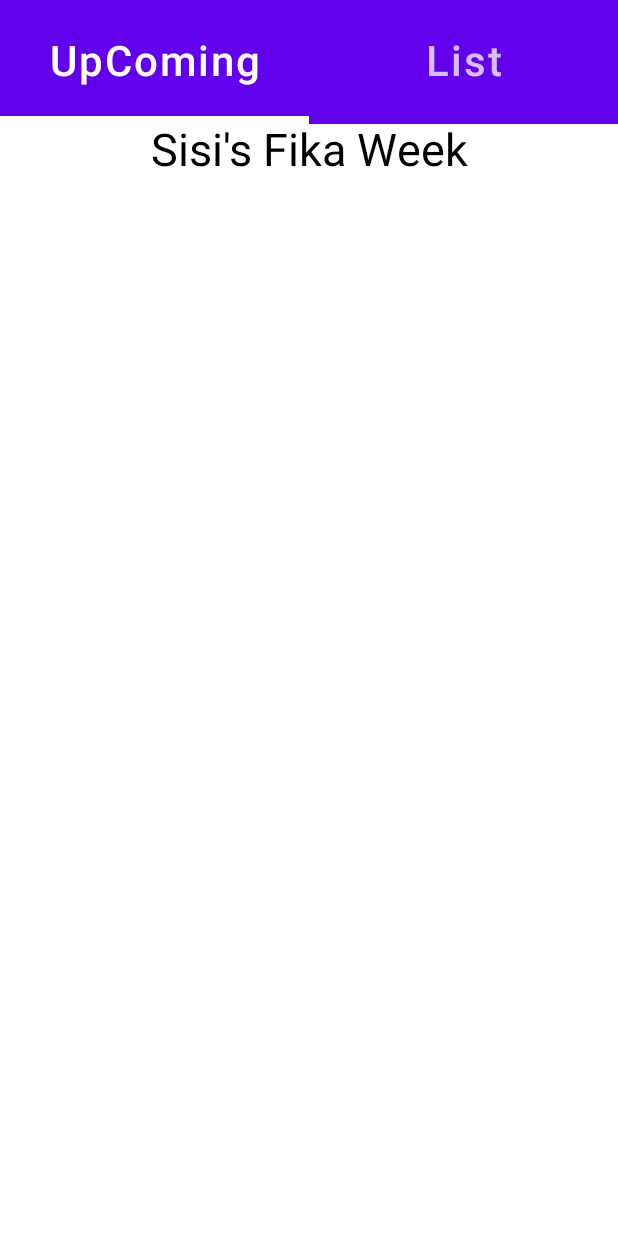
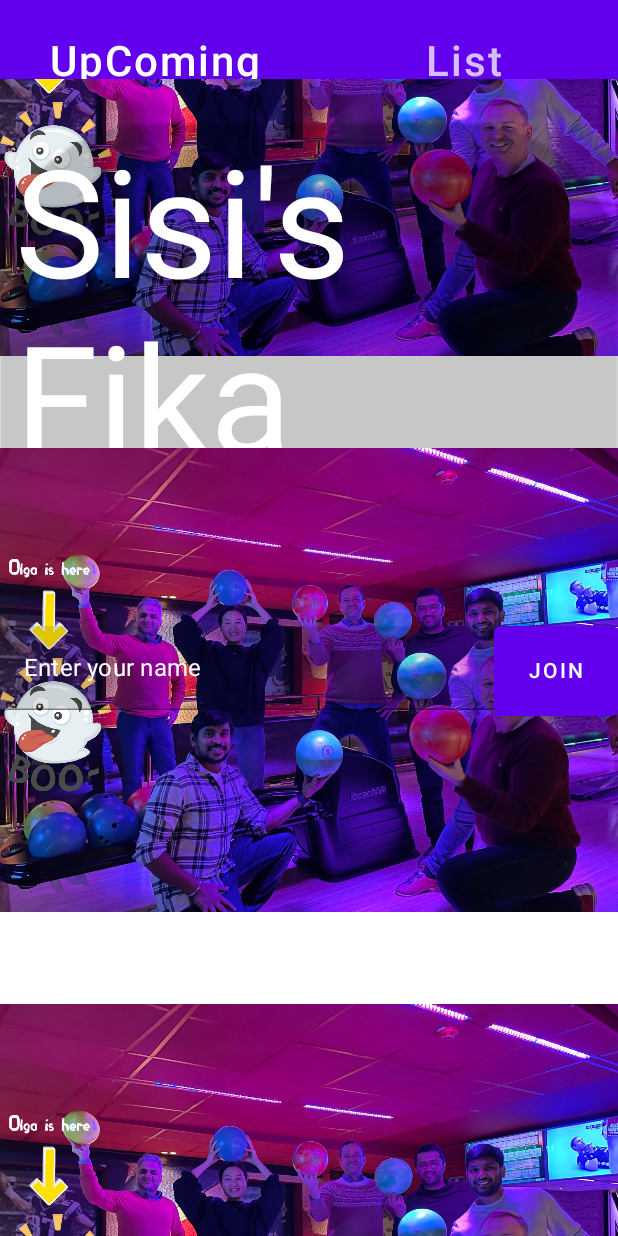
Before and after one commit to behrouzaptiv/CodeForFun, an Android app built with Jetpack Compose: the screen it shows after launch (MainActivity), on a phone screen of 412 x 824 dp. Run offline under Robolectric (Android 15) with nearby library versions, the phone set to English and light mode, and no system bars; our stand-ins replace accompanist.

Commit message:
Modify Home page

```diff
--- a/app/src/main/java/com/aptiv/fika/presentation/FikaHome.kt
+++ b/app/src/main/java/com/aptiv/fika/presentation/FikaHome.kt
@@ -1,11 +1,169 @@
 package com.aptiv.fika.presentation
 
+import androidx.compose.foundation.Image
+import androidx.compose.foundation.layout.Arrangement
+import androidx.compose.foundation.layout.Column
+import androidx.compose.foundation.layout.Row
+import androidx.compose.foundation.layout.Spacer
+import androidx.compose.foundation.layout.aspectRatio
+import androidx.compose.foundation.layout.fillMaxHeight
+import androidx.compose.foundation.layout.fillMaxSize
+import androidx.compose.foundation.layout.fillMaxWidth
+import androidx.compose.foundation.layout.height
+import androidx.compose.foundation.layout.padding
+import androidx.compose.foundation.lazy.LazyColumn
+import androidx.compose.foundation.lazy.itemsIndexed
+import androidx.compose.foundation.shape.RoundedCornerShape
+import androidx.compose.foundation.text.ClickableText
+import androidx.compose.foundation.text.KeyboardOptions
+import androidx.compose.material.Button
+import androidx.compose.material.Card
+import androidx.compose.material.Surface
 import androidx.compose.material.Text
+import androidx.compose.material.TextField
 import androidx.compose.runtime.Composable
+import androidx.compose.runtime.mutableStateListOf
+import androidx.compose.runtime.mutableStateOf
+import androidx.compose.runtime.remember
+import androidx.compose.ui.Alignment
+import androidx.compose.ui.Modifier
 import androidx.compose.ui.graphics.Color
+import androidx.compose.ui.layout.ContentScale
+import androidx.compose.ui.res.painterResource
+import androidx.compose.ui.text.SpanStyle
+import androidx.compose.ui.text.TextStyle
+import androidx.compose.ui.text.buildAnnotatedString
+import androidx.compose.ui.text.font.FontFamily
+import androidx.compose.ui.text.font.FontWeight
+import androidx.compose.ui.text.input.ImeAction
+import androidx.compose.ui.text.input.KeyboardCapitalization
+import androidx.compose.ui.text.input.KeyboardType
+import androidx.compose.ui.text.input.TextFieldValue
+import androidx.compose.ui.text.withStyle
+import androidx.compose.ui.unit.Dp
+import androidx.compose.ui.unit.TextUnit
+import androidx.compose.ui.unit.dp
 import androidx.compose.ui.unit.sp
+import com.aptiv.fika.R
 
 @Composable
 fun SetHomeScreen(name: String) {
-    Text(text = "$name's Fika Week", color = Color.Black, fontSize = 30.sp)
+    Column(
+        modifier = Modifier
+            .fillMaxSize(),
+        verticalArrangement = Arrangement.SpaceEvenly,
+        horizontalAlignment = Alignment.CenterHorizontally,
+    ) {
+        val imageModifier = Modifier.weight(1f, fill = true)
+            .aspectRatio(16f / 12f)
+            .fillMaxSize()
+        Image(
+            painter = painterResource(id = R.drawable.team),
+            contentDescription = "logo",
+            contentScale = ContentScale.Crop,
+            modifier = imageModifier
+        )
+        Column(
+            Modifier
+                .fillMaxSize(),
+            horizontalAlignment = Alignment.CenterHorizontally) {
+            Card(
+                backgroundColor = Color.Transparent,
+                shape = RoundedCornerShape(100.dp),
+            ){
+                Column(Modifier.padding(10.dp)) {
+                    Text(
+                        text = "$name's Fika Week",
+                        color = Color.White,
+                        fontSize = 100.sp)
+                }
+            }
+        }
+        Image(
+            painter = painterResource(id = R.drawable.team),
+            contentDescription = "logo",
+            contentScale = ContentScale.Crop,
+            modifier = imageModifier
+        )
+    }
+    Image(
+        painter = painterResource(id = R.drawable.team),
+        contentDescription = "logo",
+        contentScale = ContentScale.Fit,
+    )
+
+    // this variable use to handle list state
+    val notesList = remember {
+        mutableStateListOf<String>()
+    }
+  // this variable use to handle edit text input value
+    val inputvalue = remember { mutableStateOf(TextFieldValue()) }
+    Column {
+        Row(
+            Modifier
+                .fillMaxWidth()
+                .height(Dp(60f))
+        ) {
+            TextField(
+                value = inputvalue.value,
+                onValueChange = {
+                    inputvalue.value = it
+                },
+                modifier = Modifier.weight(0.8f),
+                placeholder = { Text(text = "Enter your name", color = Color.White) },
+                keyboardOptions = KeyboardOptions(
+                    capitalization = KeyboardCapitalization.None,
+                    autoCorrect = true, keyboardType = KeyboardType.Text, imeAction = ImeAction.Done
+                ),
+                textStyle = TextStyle(
+                    color = Color.White, fontSize = TextUnit.Unspecified,
+                    fontFamily = FontFamily.SansSerif,
+                ),
+                maxLines = 1,
+                singleLine = true
+
+            )
+
+            Button(
+                onClick = {
+                    notesList.add(inputvalue.value.text)
+                },
+                modifier = Modifier
+                    .weight(0.2f)
+                    .fillMaxHeight()
+            ) {
+                Text(text = "JOIN")
+            }
+        }
+        Spacer(modifier = Modifier.height(Dp(1f)))
+        Surface(modifier = Modifier.padding(all = Dp(5f))) {
+            LazyColumn {
+                itemsIndexed(notesList) { index, item ->
+                    val annotatedText = buildAnnotatedString {
+                        withStyle(
+                            style = SpanStyle(
+                                color = Color.Blue,
+                                fontWeight = FontWeight.Bold
+                            )
+                        ) {
+                            append("Delete")
+                        }
+                    }
+                    Row(
+                        Modifier
+                            .fillMaxWidth()
+                            .height(Dp(30f))
+                    ) {
+                        Text(text = item, Modifier.weight(0.85f))
+                        ClickableText(
+                            text = annotatedText, onClick = {
+                                notesList.remove(item)
+                            },
+                            modifier = Modifier.weight(0.15f)
+                        )
+                    }
+                }
+            }
+        }
+    }
 }
```
Also changed, not shown: app/src/main/res/drawable-mdpi/team.jpg (added).
